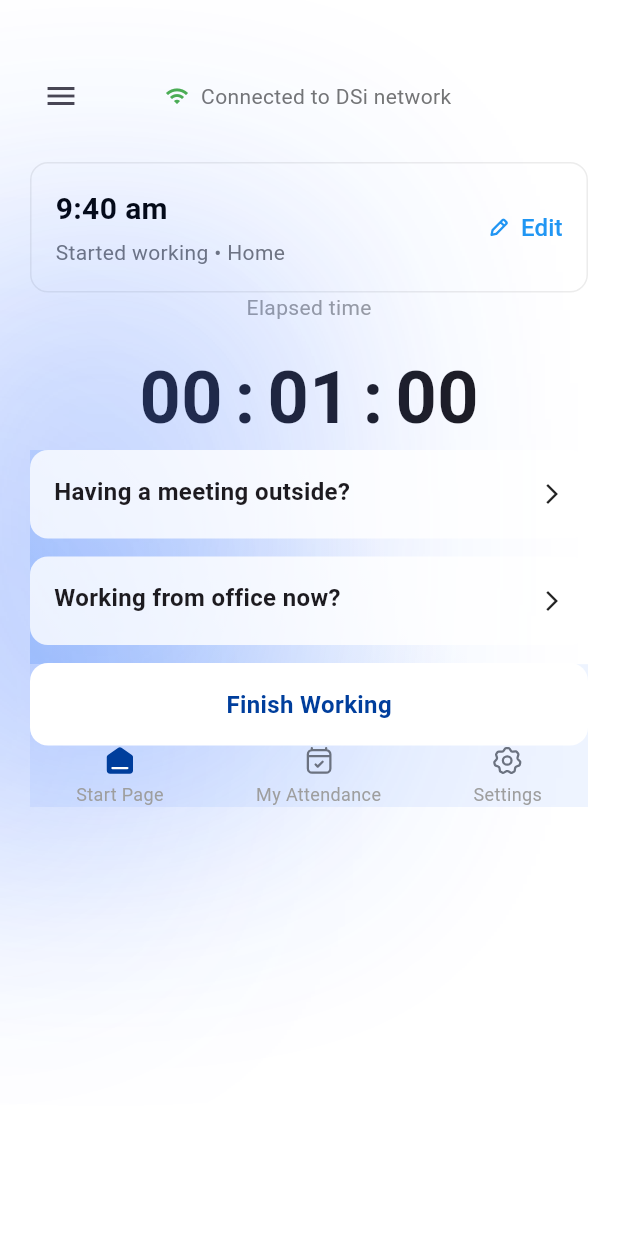
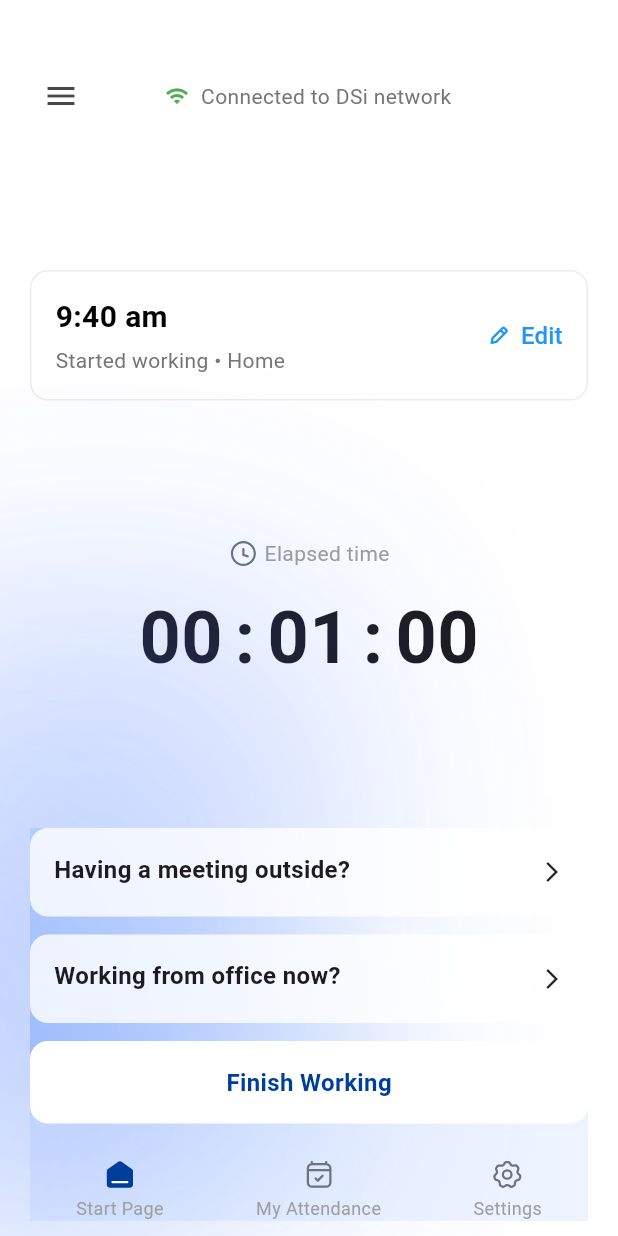
Before and after one commit to kabbo25/new_design, a Flutter app: the StartWorkingView screen opened directly, on a phone screen of 412 x 824 dp. Run offline on Flutter 3.47's test engine with Material 3 defaults, Android fonts, the phone set to English and light mode, and no system bars; our stand-ins replace connectivity_plus, flutter_svg, gap, geocoding, geolocator, go_router and 1 more; missing offline and left inert: gif_view, network_info_plus; project files that could hold a hidden picture were left out.

Commit message:
fixing timer section

```diff
--- a/lib/features/office_page/view/pages/location_found_modal.dart
+++ b/lib/features/office_page/view/pages/location_found_modal.dart
@@ -1,10 +1,10 @@
 import 'package:flutter/material.dart';
 import 'package:gap/gap.dart';
 import 'package:gif_view/gif_view.dart';
-import 'package:new_design/core/generated/assets.dart';
 import 'package:new_design/core/theme/app_button_styles.dart';
 import 'package:new_design/core/theme/app_palette.dart';
 import 'package:new_design/core/theme/app_text_styles.dart';
+import 'package:new_design/generated/assets.dart';
 
 class LocationConfirmationWrapper extends StatelessWidget {
   final String address;
--- a/lib/features/office_page/view/pages/wifi_connected.dart
+++ b/lib/features/office_page/view/pages/wifi_connected.dart
@@ -3,10 +3,10 @@ import 'dart:developer' as developer;
 
 import 'package:flutter/material.dart';
 import 'package:gif_view/gif_view.dart';
-import 'package:new_design/core/generated/assets.dart';
 import 'package:new_design/core/theme/app_palette.dart';
 import 'package:new_design/core/theme/app_text_styles.dart';
 import 'package:new_design/features/office_page/viewmodel/network_verification_viewmodel.dart';
+import 'package:new_design/generated/assets.dart';
 import 'package:provider/provider.dart';
 
 class NetworkConfirmationWrapper extends StatelessWidget {
--- a/lib/features/office_page/view/widgets/location_loading_modal.dart
+++ b/lib/features/office_page/view/widgets/location_loading_modal.dart
@@ -3,9 +3,9 @@ import 'dart:developer' as developer;
 
 import 'package:flutter/material.dart';
 import 'package:gif_view/gif_view.dart';
-import 'package:new_design/core/generated/assets.dart';
 import 'package:new_design/core/theme/app_palette.dart';
 import 'package:new_design/core/theme/app_text_styles.dart';
+import 'package:new_design/generated/assets.dart';
 
 class LoadingModal extends StatefulWidget {
   final VoidCallback? onDismissed;
--- a/lib/features/start_page/view/widgets/bottom_navigation_section.dart
+++ b/lib/features/start_page/view/widgets/bottom_navigation_section.dart
@@ -1,6 +1,5 @@
 import 'package:flutter/material.dart';
-
-import '../../../../core/generated/assets.dart';
+import 'package:new_design/generated/assets.dart';
 import 'bottom_nav_item.dart';
 
 class BottomNavigationSection extends StatelessWidget {
--- a/lib/features/start_page/view/widgets/last_working_day_card.dart
+++ b/lib/features/start_page/view/widgets/last_working_day_card.dart
@@ -1,8 +1,8 @@
 import 'package:flutter/material.dart';
 import 'package:flutter_svg/flutter_svg.dart';
 import 'package:gap/gap.dart';
+import 'package:new_design/generated/assets.dart';
 
-import '../../../../core/generated/assets.dart';
 import '../../../../core/theme/app_decorations.dart';
 import '../../../../core/theme/app_text_styles.dart';
 import '../../model/last_working_day.dart';
--- a/lib/features/start_page/view/widgets/user_profile_section.dart
+++ b/lib/features/start_page/view/widgets/user_profile_section.dart
@@ -1,6 +1,6 @@
 import 'package:flutter/material.dart';
 import 'package:gap/gap.dart';
-import 'package:new_design/core/generated/assets.dart';
+import 'package:new_design/generated/assets.dart';
 
 import '../../../../core/theme/app_text_styles.dart';
 
--- a/lib/features/start_page/viewmodel/attendance_view_model.dart
+++ b/lib/features/start_page/viewmodel/attendance_view_model.dart
@@ -1,7 +1,7 @@
 import 'package:flutter/material.dart';
+import 'package:new_design/core/theme/app_palette.dart';
 import 'package:new_design/features/start_page/model/background_config.dart';
-import 'package:new_design/core/generated/assets.dart';
-import 'package:new_design/core/theme/app_palette.dart';
+import 'package:new_design/generated/assets.dart';
 
 import '../model/attendance_location.dart';
 import '../model/last_working_day.dart';
--- a/lib/features/start_working/view/pages/start_working_page.dart
+++ b/lib/features/start_working/view/pages/start_working_page.dart
@@ -1,4 +1,5 @@
 import 'package:flutter/material.dart';
+import 'package:gap/gap.dart';
 import 'package:new_design/features/start_page/view/widgets/background_widget.dart';
 import 'package:new_design/features/start_page/view/widgets/bottom_navigation_section.dart';
 import 'package:new_design/features/start_page/view/widgets/network_status_bar.dart';
@@ -35,10 +36,9 @@ class StartWorkingView extends StatelessWidget {
               padding: const EdgeInsets.fromLTRB(20, 40, 20, 10),
               child: Column(
                 crossAxisAlignment: CrossAxisAlignment.start,
-                mainAxisAlignment: MainAxisAlignment.start,
+                mainAxisAlignment: MainAxisAlignment.spaceBetween,
                 children: [
                   const NetworkStatusBar(),
-                  const SizedBox(height: 20),
                   WorkingStatusCard(
                     startWorkingHour: viewModel.startWorkingHour,
                     onEdit: () => () {},
@@ -56,6 +56,7 @@ class StartWorkingView extends StatelessWidget {
                             locations: viewModel.locationOptions,
                           ),
                           const FinishWorkingButton(),
+                          const Gap(24),
                           const BottomNavigationSection(),
                         ],
                       ),
--- a/lib/features/start_working/view/widgets/start_working_hour_card.dart
+++ b/lib/features/start_working/view/widgets/start_working_hour_card.dart
@@ -3,8 +3,8 @@ import 'package:flutter_svg/flutter_svg.dart';
 import 'package:gap/gap.dart';
 import 'package:new_design/core/theme/app_text_styles.dart';
 import 'package:new_design/features/start_working/model/start_working_hour.dart';
+import 'package:new_design/generated/assets.dart';
 
-import '../../../../core/generated/assets.dart';
 
 class WorkingStatusCard extends StatelessWidget {
   final StartWorkingHour startWorkingHour;
--- a/lib/features/start_working/view/widgets/timer_section.dart
+++ b/lib/features/start_working/view/widgets/timer_section.dart
@@ -1,5 +1,8 @@
 // lib/features/attendance/view/widgets/timer_section.dart
 import 'package:flutter/material.dart';
+import 'package:flutter_svg/svg.dart';
+import 'package:gap/gap.dart';
+import 'package:new_design/generated/assets.dart';
 
 class TimerSection extends StatelessWidget {
   const TimerSection({super.key});
@@ -8,11 +11,22 @@ class TimerSection extends StatelessWidget {
   Widget build(BuildContext context) {
     return Column(
       children: [
-        const Text(
-          'Elapsed time',
-          style: TextStyle(color: Colors.grey),
+        Row(
+          mainAxisAlignment: MainAxisAlignment.center,
+          children: [
+            SvgPicture.asset(
+              Assets.svgsClock01,
+              height: 20,
+              width: 20,
+            ),
+            const Gap(4),
+            const Text(
+              'Elapsed time',
+              style: TextStyle(color: Colors.grey),
+            ),
+          ],
         ),
-        const SizedBox(height: 16),
+        const Gap(12),
         Row(
           mainAxisAlignment: MainAxisAlignment.center,
           children: [
```
Also changed, not shown: assets/png/clock-01.png (added), assets/svgs/clock-01.svg (added), lib/generated/assets.dart.
